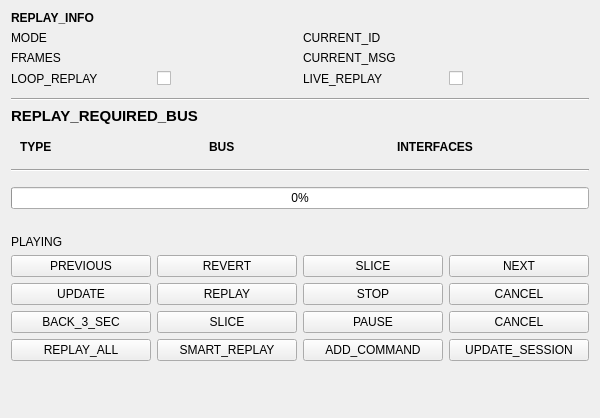
Before: the Qt Designer form ui/form-replay.ui in phil-eqtech/ShareCAN, drawn with Qt 5.
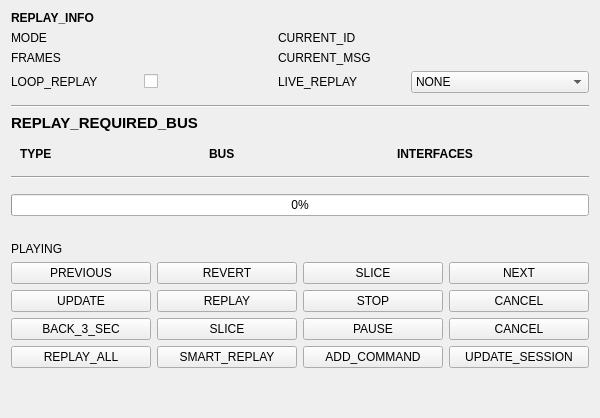
After: the same form once the commit is applied.

Commit message: Fix many bugs in the command editor and replay window. The replay window now display the ID and MSG of the fuzzed frames

```diff
--- a/ui/form-replay.ui
+++ b/ui/form-replay.ui
@@ -109,19 +109,6 @@
         </property>
        </widget>
       </item>
-      <item row="3" column="3">
-       <widget class="QCheckBox" name="checkLive">
-        <property name="text">
-         <string/>
-        </property>
-        <property name="checked">
-         <bool>false</bool>
-        </property>
-        <property name="tristate">
-         <bool>false</bool>
-        </property>
-       </widget>
-      </item>
       <item row="1" column="2">
        <widget class="QLabel" name="titleId">
         <property name="text">
@@ -150,6 +137,30 @@
         </property>
        </widget>
       </item>
+      <item row="3" column="3">
+       <widget class="QComboBox" name="comboLive">
+        <item>
+         <property name="text">
+          <string>NONE</string>
+         </property>
+        </item>
+        <item>
+         <property name="text">
+          <string>LIVE_REPLAY</string>
+         </property>
+        </item>
+        <item>
+         <property name="text">
+          <string>RECORD_REPLAY</string>
+         </property>
+        </item>
+        <item>
+         <property name="text">
+          <string>NEW_SESSION_RECORD</string>
+         </property>
+        </item>
+       </widget>
+      </item>
      </layout>
     </widget>
    </item>
```
The commit also changes 7 other files.
